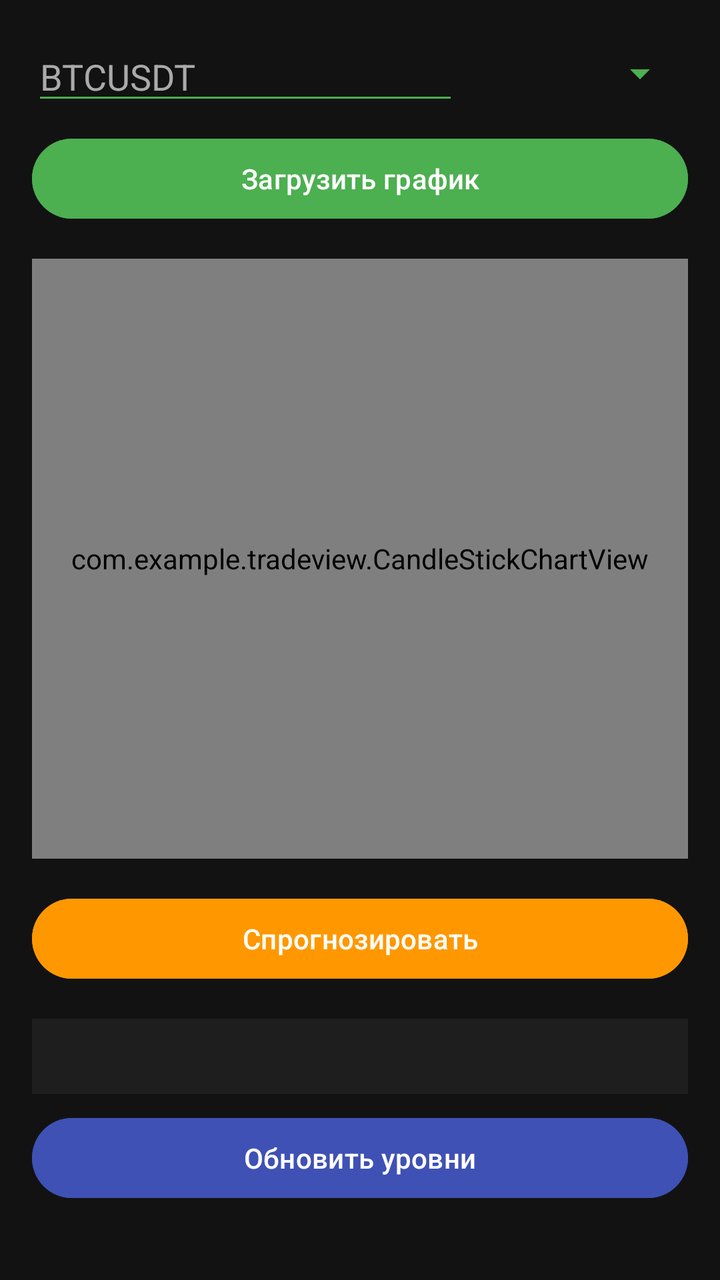
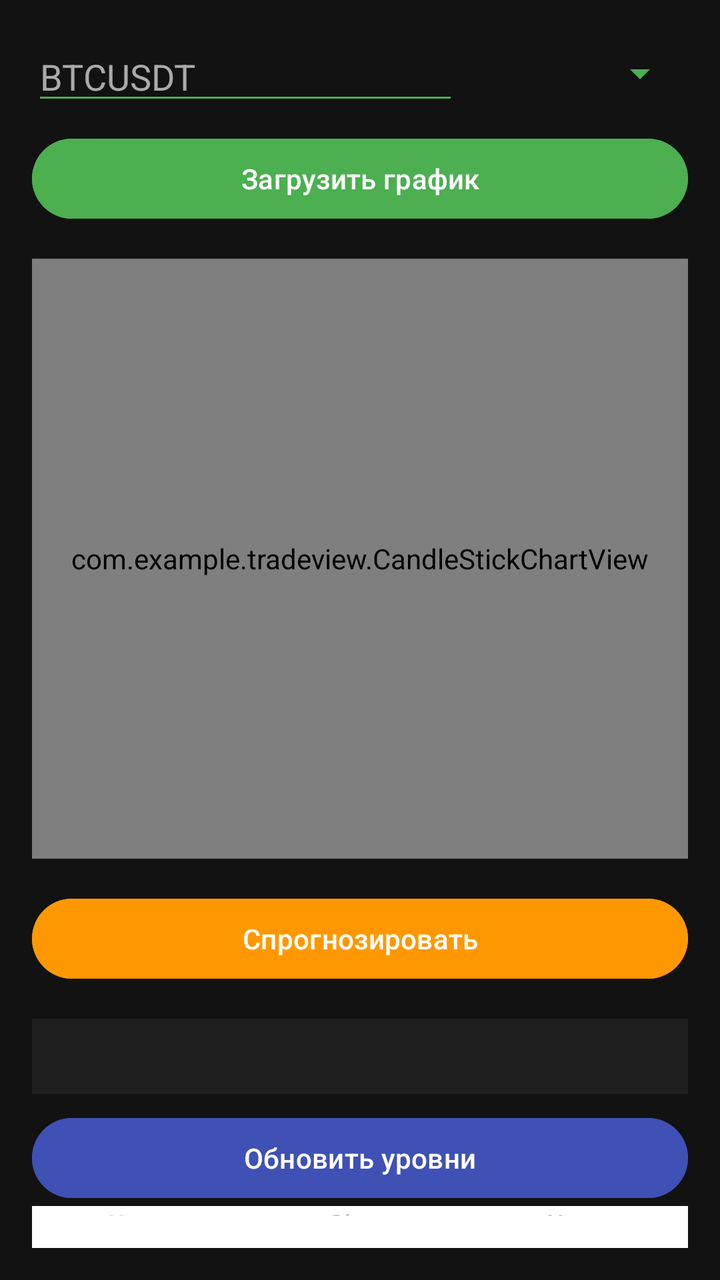

An Android layout rendered at two revisions. The XML below is the earlier revision; the diff shows what the commit changed to produce the second picture.
<!-- AndroidManifest.xml: application theme Theme.TradeView -->
<!-- res/layout/activity_chart.xml -->
<?xml version="1.0" encoding="utf-8"?>
<LinearLayout xmlns:android="http://schemas.android.com/apk/res/android"
    android:layout_width="match_parent"
    android:layout_height="match_parent"
    android:orientation="vertical"
    android:padding="16dp"
    android:background="#121212">

    <LinearLayout
        android:layout_width="match_parent"
        android:layout_height="wrap_content"
        android:orientation="horizontal"
        android:gravity="center_vertical">

        <EditText
            android:id="@+id/cryptoInput"
            android:layout_width="0dp"
            android:layout_height="wrap_content"
            android:layout_weight="2"
            android:hint="BTCUSDT"
            android:textColor="#FFFFFF"
            android:textColorHint="#AAAAAA"
            android:inputType="textCapCharacters"
            android:backgroundTint="#4CAF50"/>

        <Spinner
            android:id="@+id/timeframeSpinner"
            android:layout_width="0dp"
            android:layout_height="wrap_content"
            android:layout_weight="1"
            android:layout_marginStart="8dp"
            android:backgroundTint="#4CAF50"/>
    </LinearLayout>

    <Button
        android:id="@+id/getChartButton"
        android:layout_width="match_parent"
        android:layout_height="wrap_content"
        android:layout_marginTop="8dp"
        android:text="Загрузить график"
        android:backgroundTint="#4CAF50"
        android:textColor="#FFFFFF"/>

    <com.example.tradeview.CandleStickChartView
        android:id="@+id/candleStickChartView"
        android:layout_width="match_parent"
        android:layout_height="300dp"
        android:layout_marginTop="16dp"/>

    <ProgressBar
        android:id="@+id/progressBar"
        android:layout_width="wrap_content"
        android:layout_height="wrap_content"
        android:layout_gravity="center"
        android:visibility="gone" />

    <Button
        android:id="@+id/predictButton"
        android:layout_width="match_parent"
        android:layout_height="wrap_content"
        android:layout_marginTop="16dp"
        android:text="Спрогнозировать"
        android:enabled="false"
        android:backgroundTint="#FF9800"
        android:textColor="#FFFFFF"/>

    <TextView
        android:id="@+id/predictionResult"
        android:layout_width="match_parent"
        android:layout_height="wrap_content"
        android:layout_marginTop="16dp"
        android:textSize="16sp"
        android:lineSpacingMultiplier="1.2"
        android:textColor="#FFFFFF"
        android:padding="8dp"
        android:background="#1E1E1E"/>
    <Button
        android:id="@+id/btnUpdateLevels"
        android:layout_width="match_parent"
        android:layout_height="wrap_content"
        android:text="Обновить уровни"
        android:layout_marginTop="8dp"
        android:backgroundTint="#3F51B5"
        android:textColor="#FFFFFF"/>
</LinearLayout>
<!-- resources referenced by this layout -->
<resources>
  <style name="Theme.TradeView" parent="Theme.Material3.Dark.NoActionBar">
          <item name="colorPrimary">@color/primary</item>
          <item name="colorPrimaryDark">@color/primary_dark</item>
          <item name="colorSecondary">@color/secondary</item>
          <item name="android:statusBarColor">@color/primary_dark</item>
          <item name="android:windowLightStatusBar">false</item>
      </style>
  <color name="primary">#6200EE</color>
  <color name="primary_dark">#3700B3</color>
  <color name="secondary">#03DAC6</color>
</resources>

<!-- the commit's change to res/layout/activity_chart.xml (unified diff, before → after) -->
@@ -2,6 +2,7 @@
 <LinearLayout xmlns:android="http://schemas.android.com/apk/res/android"
     android:layout_width="match_parent"
     android:layout_height="match_parent"
+    xmlns:app="http://schemas.android.com/apk/res-auto"
     android:orientation="vertical"
     android:padding="16dp"
     android:background="#121212">
@@ -82,4 +83,12 @@
         android:layout_marginTop="8dp"
         android:backgroundTint="#3F51B5"
         android:textColor="#FFFFFF"/>
+    <com.google.android.material.bottomnavigation.BottomNavigationView
+        android:id="@+id/bottom_navigation"
+        android:layout_width="match_parent"
+        android:layout_height="wrap_content"
+        android:layout_gravity="bottom"
+        android:background="@color/white"
+        app:menu="@menu/bottom_nav_menu"
+        app:labelVisibilityMode="labeled"/>
 </LinearLayout>
<!-- resource entries referenced after the edit -->
@@ -1,5 +1,6 @@
 <!-- resources referenced by this layout -->
 <resources>
+  <color name="white">#FFFFFF</color>
   <style name="Theme.TradeView" parent="Theme.Material3.Dark.NoActionBar">
           <item name="colorPrimary">@color/primary</item>
           <item name="colorPrimaryDark">@color/primary_dark</item>
